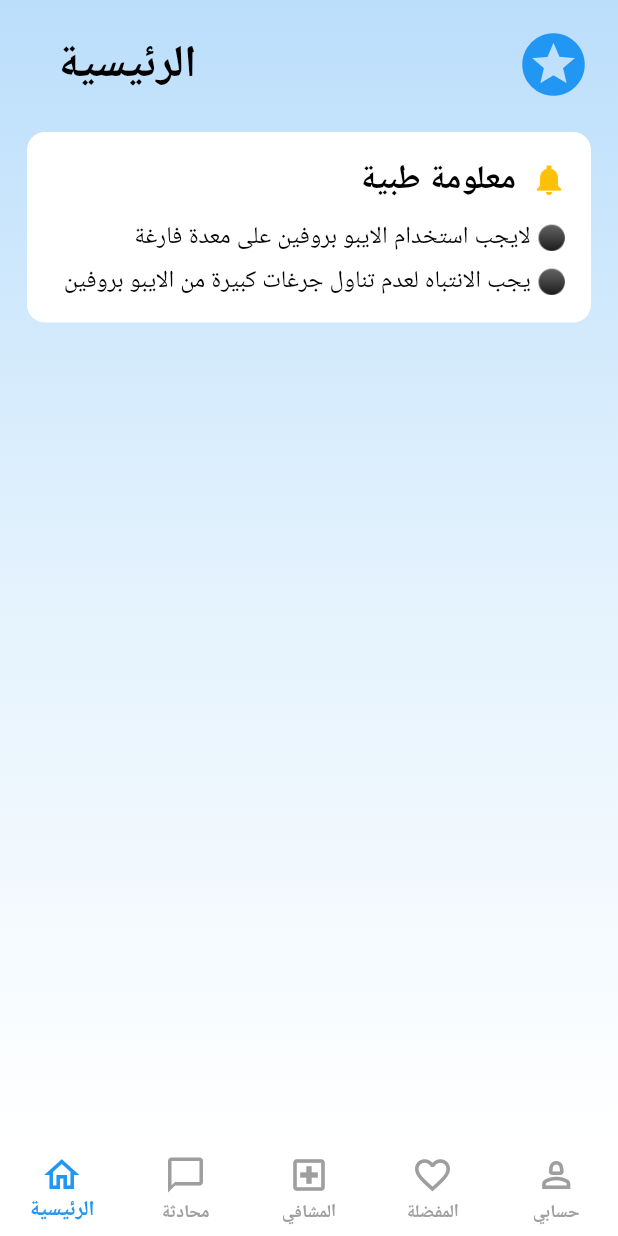
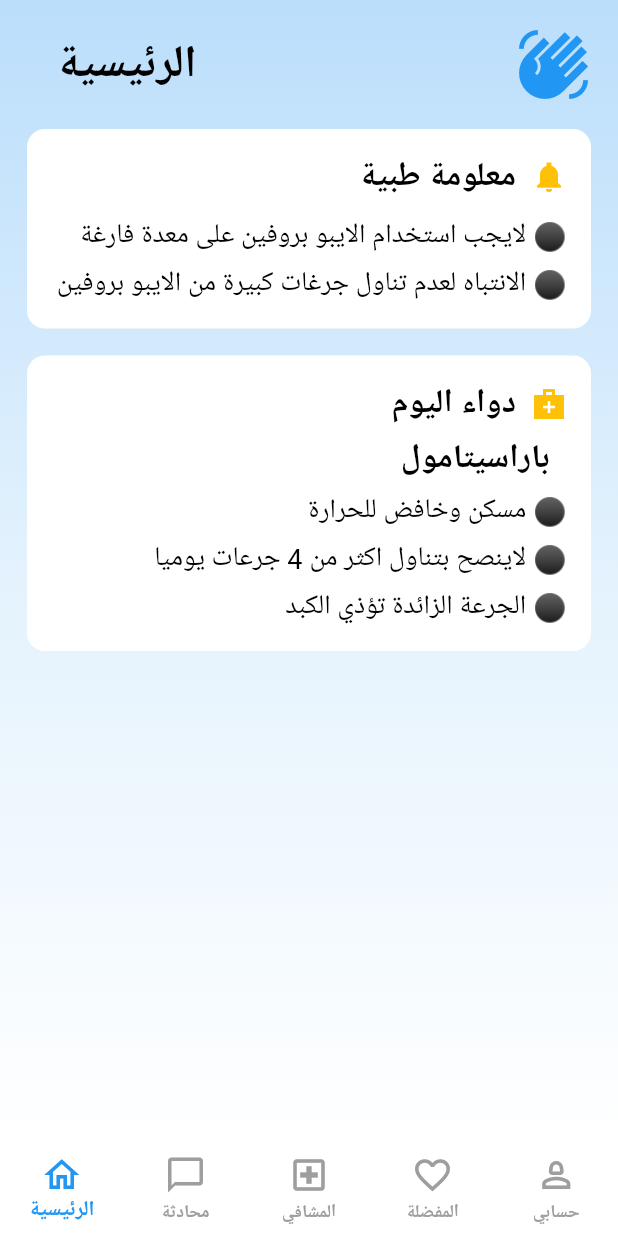
Before and after one commit to salimo2002/doctorapp, a Flutter app: the screen it shows after launch, on a phone screen of 412 x 824 dp. Run offline on Flutter 3.47's test engine with Material 3 defaults, Android fonts, the phone set to English and light mode, and no system bars.

Commit message:
Refactor Code

```diff
--- a/lib/utils/app_style.dart
+++ b/lib/utils/app_style.dart
@@ -12,4 +12,18 @@ class AppStyle {
       color: Theme.of(context).colorScheme.tertiary,
     );
   }
+
+  static BoxDecoration decoratedBackground(BuildContext context) {
+    return BoxDecoration(
+      gradient: LinearGradient(
+        begin: Alignment.topCenter,
+        end: Alignment.bottomCenter,
+        colors: [
+          Theme.of(context).colorScheme.surfaceTint,
+          Theme.of(context).colorScheme.surfaceDim,
+          Theme.of(context).colorScheme.surfaceBright,
+        ],
+      ),
+    );
+  }
 }
--- a/lib/view/home_view.dart
+++ b/lib/view/home_view.dart
@@ -1,7 +1,7 @@
-import 'package:doctorapp/theme/theme_provider.dart';
 import 'package:doctorapp/utils/app_style.dart';
+import 'package:doctorapp/widgets/custom_container.dart';
+import 'package:doctorapp/widgets/info_label.dart';
 import 'package:flutter/material.dart';
-import 'package:provider/provider.dart';
 
 class HomeView extends StatelessWidget {
   const HomeView({super.key});
@@ -9,17 +9,7 @@ class HomeView extends StatelessWidget {
   @override
   Widget build(BuildContext context) {
     return Container(
-      decoration: BoxDecoration(
-        gradient: LinearGradient(
-          begin: Alignment.topCenter,
-          end: Alignment.bottomCenter,
-          colors: [
-            Theme.of(context).colorScheme.surfaceTint,
-            Theme.of(context).colorScheme.surfaceDim,
-            Theme.of(context).colorScheme.surfaceBright,
-          ],
-        ),
-      ),
+      decoration: AppStyle.decoratedBackground(context),
       child: Padding(
         padding: const EdgeInsets.symmetric(horizontal: 18, vertical: 18),
         child: ListView(
@@ -33,51 +23,62 @@ class HomeView extends StatelessWidget {
                 ),
                 Spacer(),
                 Icon(
-                  Icons.stars,
+                  Icons.waving_hand_sharp,
                   color: Theme.of(context).colorScheme.primary,
                   size: 50,
                 ),
               ],
             ),
-            Container(
-              margin: EdgeInsets.symmetric(vertical: 20),
-              padding: EdgeInsets.all(16),
-              decoration: BoxDecoration(
-                color: Theme.of(context).colorScheme.scrim,
-                borderRadius: BorderRadius.circular(12),
-              ),
-              child: Column(
-                crossAxisAlignment: CrossAxisAlignment.end,
-                children: [
-                  Row(
-                    spacing: 10,
-                    mainAxisAlignment: MainAxisAlignment.end,
-                    children: [
-                      Text(
-                        'معلومة طبية',
-                        style: AppStyle.customText(
-                          context,
-                          22,
-                          FontWeight.bold,
-                        ),
-                      ),
-                      Icon(Icons.notifications_sharp, color: Colors.amber),
-                    ],
+            CustomContainer(
+              cheldreen: [
+                InfoLabel(
+                  label: 'معلومة طبية',
+                  icon: Icons.notifications_sharp,
                 ),
                 SizedBox(height: 10),
                 Text(
                   '⚫️ لايجب استخدام الايبو بروفين على معدة فارغة',
-                    style: AppStyle.customText(context, 16, FontWeight.normal),
+                  style: AppStyle.customText(context, 18, FontWeight.normal),
                   textDirection: TextDirection.rtl,
                 ),
                 SizedBox(height: 5),
                 Text(
-                    '⚫️ يجب الانتباه لعدم تناول جرغات كبيرة من الايبو بروفين',
-                    style: AppStyle.customText(context, 16, FontWeight.normal),
+                  '⚫️ الانتباه لعدم تناول جرغات كبيرة من الايبو بروفين',
+                  style: AppStyle.customText(context, 18, FontWeight.normal),
                   textDirection: TextDirection.rtl,
                 ),
               ],
             ),
+            CustomContainer(
+              cheldreen: [
+                InfoLabel(
+                  label: 'دواء اليوم',
+                  icon: Icons.medical_services_sharp,
+                ),
+                SizedBox(height: 5),
+                Text(
+                  'باراسيتامول  ',
+                  style: AppStyle.customText(context, 22, FontWeight.bold),
+                ),
+                SizedBox(height: 5),
+                Text(
+                  '⚫️ مسكن وخافض للحرارة',
+                  style: AppStyle.customText(context, 18, FontWeight.normal),
+                  textDirection: TextDirection.rtl,
+                ),
+                SizedBox(height: 5),
+                Text(
+                  '⚫️ لاينصح بتناول اكثر من 4 جرعات يوميا',
+                  style: AppStyle.customText(context, 18, FontWeight.normal),
+                  textDirection: TextDirection.rtl,
+                ),
+                SizedBox(height: 5),
+                Text(
+                  '⚫️ الجرعة الزائدة تؤذي الكبد',
+                  style: AppStyle.customText(context, 18, FontWeight.normal),
+                  textDirection: TextDirection.rtl,
+                ),
+              ],
             ),
           ],
         ),
--- /dev/null
+++ b/lib/widgets/custom_container.dart
@@ -0,0 +1,21 @@
+import 'package:flutter/material.dart';
+
+class CustomContainer extends StatelessWidget {
+  const CustomContainer({super.key, required this.cheldreen});
+  final List<Widget> cheldreen;
+  @override
+  Widget build(BuildContext context) {
+    return Container(
+      margin: EdgeInsets.only(top: 18),
+      padding: EdgeInsets.all(16),
+      decoration: BoxDecoration(
+        color: Theme.of(context).colorScheme.scrim,
+        borderRadius: BorderRadius.circular(12),
+      ),
+      child: Column(
+        crossAxisAlignment: CrossAxisAlignment.end,
+        children: cheldreen,
+      ),
+    );
+  }
+}
--- /dev/null
+++ b/lib/widgets/info_label.dart
@@ -0,0 +1,22 @@
+import 'package:doctorapp/utils/app_style.dart';
+import 'package:flutter/material.dart';
+
+class InfoLabel extends StatelessWidget {
+  const InfoLabel({super.key, required this.label, required this.icon});
+  final String label;
+  final IconData icon;
+  @override
+  Widget build(BuildContext context) {
+    return Row(
+      spacing: 10,
+      mainAxisAlignment: MainAxisAlignment.end,
+      children: [
+        Text(
+          label,
+          style: AppStyle.customText(context, 22, FontWeight.bold),
+        ),
+        Icon(icon, color: Colors.amber),
+      ],
+    );
+  }
+}
```
Lines whose indentation alone changed are shown as unchanged.
